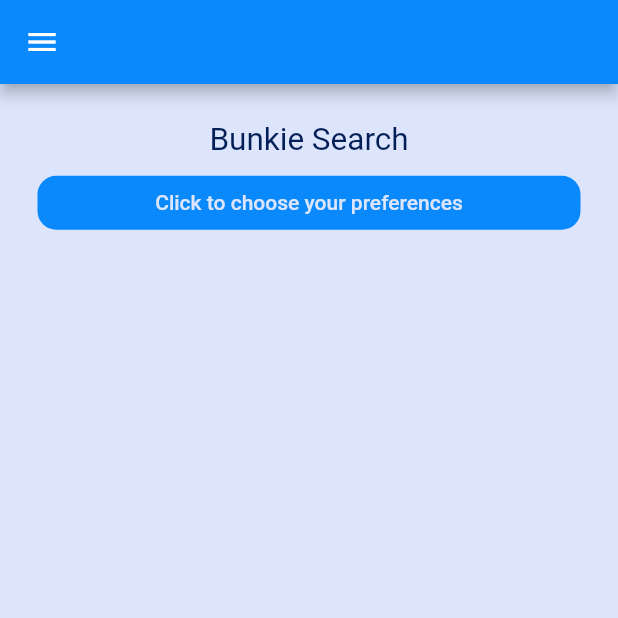
After one commit to bunkieproject/bunkie_fe, a Flutter app: the RoommateSearchPage screen opened directly, on a phone screen of 412 x 824 dp, the top half of it. The commit adds this screen. Run offline on Flutter 3.47's test engine with Material 2 defaults, Android fonts, the phone set to English and light mode, and no system bars.

Commit message:
BUN-73 Roommate Search Page added

```diff
--- a/lib/page/main/main.dart
+++ b/lib/page/main/main.dart
@@ -1,5 +1,6 @@
 import 'package:app/constants.dart';
 import 'package:app/page/main/house_search.dart';
+import 'package:app/page/main/roommate_search.dart';
 import 'package:app/widget/sidebar.dart';
 import 'package:flutter/material.dart';
 
@@ -11,7 +12,6 @@ class MainPage extends StatefulWidget {
 }
 
 class _MainPageState extends State<MainPage> {
-
   @override
   Widget build(BuildContext context) {
     double screenWidth = MediaQuery.of(context).size.width;
@@ -54,7 +54,7 @@ class _MainPageState extends State<MainPage> {
                     borderRadius: BorderRadius.circular(12.5)),
                 color: BunkieColors.bright,
                 child: TextButton(
-                    onPressed: () => {},
+                    onPressed: () => {_navigateToRoommateSearchPage(context)},
                     child: const Text(
                       "Search Bunkie",
                       textAlign: TextAlign.center,
@@ -67,16 +67,13 @@ class _MainPageState extends State<MainPage> {
         )));
   }
 
-
   void _navigateToHouseSearchPage(BuildContext context) {
     Navigator.of(context)
         .push(MaterialPageRoute(builder: (context) => HouseSearchPage()));
   }
 
-  /**
-  void _navigateToBunkieSearchPage(BuildContext context) {
+  void _navigateToRoommateSearchPage(BuildContext context) {
     Navigator.of(context)
-        .push(MaterialPageRoute(builder: (context) => BunkieSearchPage()));
+        .push(MaterialPageRoute(builder: (context) => RoommateSearchPage()));
   }
-   */
 }
--- /dev/null
+++ b/lib/page/main/roommate_search.dart
@@ -0,0 +1,47 @@
+import 'package:app/constants.dart';
+import 'package:app/widget/search.dart';
+import 'package:app/widget/sidebar.dart';
+import 'package:flutter/material.dart';
+
+class RoommateSearchPage extends StatefulWidget {
+  const RoommateSearchPage({super.key});
+
+  @override
+  _RoommateSearchPage createState() => _RoommateSearchPage();
+}
+
+class _RoommateSearchPage extends State<RoommateSearchPage> {
+  @override
+  Widget build(BuildContext context) {
+    double screenWidth = MediaQuery.of(context).size.width;
+    double screenHeight = MediaQuery.of(context).size.height;
+    return Scaffold(
+        backgroundColor: BunkieColors.light,
+        appBar: AppBar(
+          backgroundColor: BunkieColors.bright,
+        ),
+        drawer: BunkieSideBarNavigation(),
+        body: SingleChildScrollView(
+            child: Container(
+          padding: const EdgeInsets.all(25.0),
+          child: Column(
+            mainAxisAlignment: MainAxisAlignment.start,
+            crossAxisAlignment: CrossAxisAlignment.center,
+            children: [
+              BunkieSearchPageWidgets.getHeader("Bunkie Search"),
+              SizedBox(height: screenHeight * 0.00625),
+              BunkieSearchPageWidgets.getPreferencesButton(screenWidth, "Click to choose your preferences", null),
+              SizedBox(height: screenHeight * 0.00625),
+              getRoommateAds()
+            ],
+          ),
+        )));
+  }
+
+  Column getRoommateAds() {
+    // TODO: get house ads from back-end
+    return Column();
+  }
+
+  // TODO: function to open pop-up
+}
```
